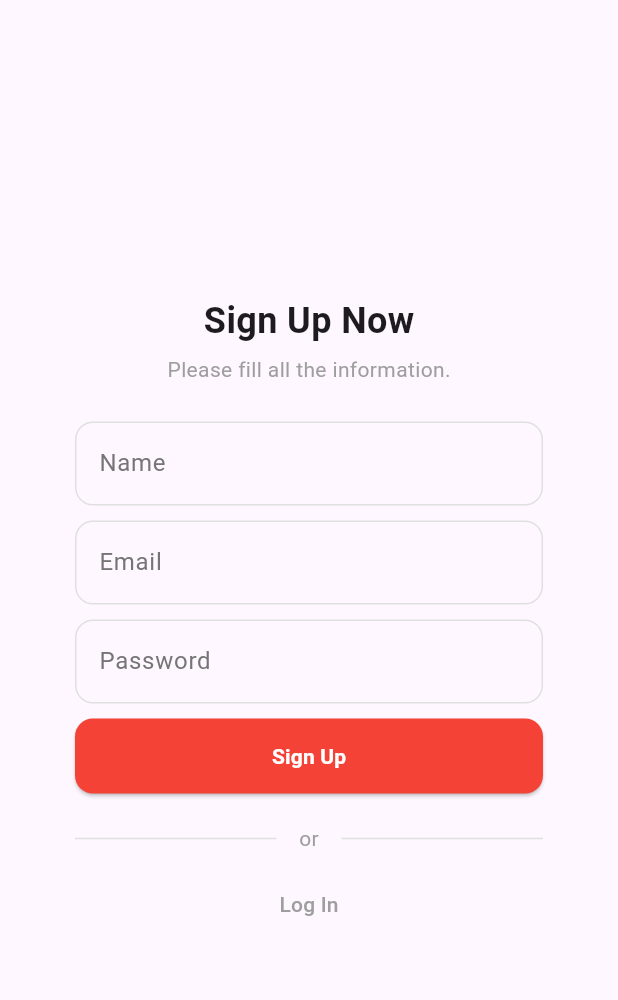
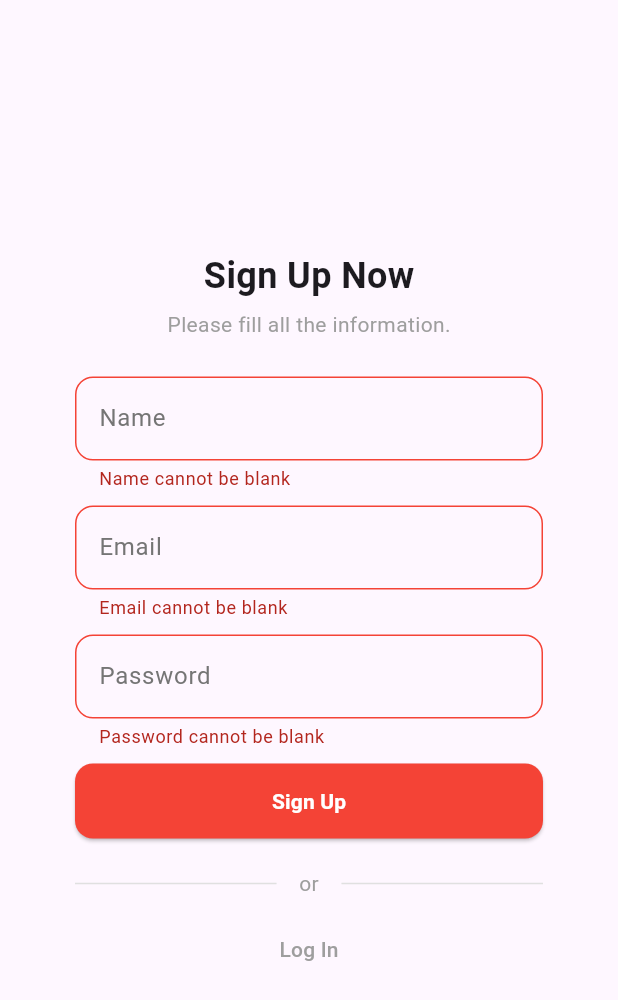
Before and after one commit to VitorFranciscoDev/daily-track-app, a Flutter app: the SignUpScreen screen opened directly, after a tap on "Sign Up", on a phone screen of 412 x 824 dp. Shown: the top 1000 px of the screen. Run offline on Flutter 3.47's test engine with Material 3 defaults, Android fonts, the phone set to English and light mode, and no system bars; our stand-ins replace sqflite; accounts and stored records are empty.

Commit message:
feature(): login and signup screens done

```diff
--- a/lib/infrastructure/presentation/auth/auth_state.dart
+++ b/lib/infrastructure/presentation/auth/auth_state.dart
@@ -18,6 +18,68 @@ class AuthProvider with ChangeNotifier {
   bool _isLoading = false;
   bool get isLoading => _isLoading;
 
+  String? _errorName;
+  String? _errorEmail;
+  String? _errorPassword;
+
+  String? get errorName => _errorName;
+  String? get errorEmail => _errorEmail;
+  String? get errorPassword => _errorPassword;
+
+  bool validateSignUpFields(String name, String email, String password) {
+    name.isEmpty ? _errorName = "Name cannot be blank" : _errorName = null;
+
+    if(email.isEmpty) {
+      _errorEmail = "Email cannot be blank";
+    } else if(RegExp(r'^[\w-\.]+@([\w-]+\.)+[\w-]{2,4}$').hasMatch(email)) {
+      _errorEmail = "Email format invalid";
+    } else {
+      _errorEmail = null;
+    }
+
+    if(password.isEmpty) {
+      _errorPassword = "Password cannot be blank";
+    } else if(password.length < 8) {
+      _errorPassword = "Password needs to have, at least, 8 characters";
+    } else {
+      _errorPassword = null;
+    }
+
+    notifyListeners();
+
+    return _errorName == null && _errorEmail == null && _errorPassword == null;
+  }
+
+  bool validateLoginFields(String email, String password) {
+    if(email.isEmpty) {
+      _errorEmail = "Email cannot be blank";
+    } else if(RegExp(r'^[\w-\.]+@([\w-]+\.)+[\w-]{2,4}$').hasMatch(email)) {
+      _errorEmail = "Email format invalid";
+    } else {
+      _errorEmail = null;
+    }
+
+    if(password.isEmpty) {
+      _errorPassword = "Password cannot be blank";
+    } else if(password.length < 8) {
+      _errorPassword = "Password needs to have, at least, 8 characters";
+    } else {
+      _errorPassword = null;
+    }
+
+    notifyListeners();
+
+    return _errorEmail == null && _errorPassword == null;
+  }
+
+  void clearErrors() {
+    _errorName = null;
+    _errorEmail = null;
+    _errorPassword = null;
+
+    notifyListeners();
+  }
+
   Future<User?> login(String email, String password) async {
     return await _useCases.login(email, password);
   }
--- a/lib/infrastructure/presentation/auth/components/text_field.dart
+++ b/lib/infrastructure/presentation/auth/components/text_field.dart
@@ -1,11 +1,10 @@
 import 'package:flutter/material.dart';
 
 class TextFieldComponent extends StatefulWidget {
-  const TextFieldComponent({ super.key, required this.controller, required this.label, required this.error, required this.function });
+  const TextFieldComponent({ super.key, required this.controller, required this.label, required this.error });
   final TextEditingController controller;
   final String label;
   final String? error;
-  final VoidCallback function;
 
   @override
   State<TextFieldComponent> createState() => _TextFieldComponentState();
@@ -16,7 +15,6 @@ class _TextFieldComponentState extends State<TextFieldComponent> {
   Widget build(BuildContext context) {
     return TextField(
       controller: widget.controller,
-      onChanged: (value) => widget.function(),
       decoration: InputDecoration(
         labelText: widget.label,
         labelStyle: TextStyle(color: Colors.grey[600]),
--- a/lib/infrastructure/presentation/auth/signup_screen.dart
+++ b/lib/infrastructure/presentation/auth/signup_screen.dart
@@ -1,3 +1,5 @@
+import 'package:daily_track/domain/entities/user.dart';
+import 'package:daily_track/infrastructure/presentation/auth/auth_state.dart';
 import 'package:daily_track/infrastructure/presentation/auth/components/button.dart';
 import 'package:daily_track/infrastructure/presentation/auth/components/divider.dart';
 import 'package:daily_track/infrastructure/presentation/auth/components/subtitle.dart';
@@ -6,6 +8,8 @@ import 'package:daily_track/infrastructure/presentation/auth/components/text_fie
 import 'package:daily_track/infrastructure/presentation/auth/components/title.dart';
 import 'package:daily_track/infrastructure/presentation/auth/login_screen.dart';
 import 'package:flutter/material.dart';
+import 'package:provider/provider.dart';
+import 'package:uuid/uuid.dart';
 
 class SignUpScreen extends StatefulWidget {
   const SignUpScreen({super.key});
@@ -20,53 +24,38 @@ class _SignUpScreenState extends State<SignUpScreen> {
   final _controllerEmail = TextEditingController();
   final _controllerPassword = TextEditingController();
 
-  // Errors
-  String? _errorName;
-  String? _errorEmail;
-  String? _errorPassword;
-
-  // Name Validation
-  void _validateName() => _controllerName.text.isEmpty
-    ? setState(() {
-      _errorName = "Name cannot be blank";
-    }) : _errorName = null;
-
-  // Email Validation
-  void _validateEmail() {
+  // Navigate to Login
+  void _navigateToLogin(bool replacement) {
+    replacement
+      ? Navigator.pushReplacement(context, MaterialPageRoute(builder: (context) => LoginScreen()))
+      : Navigator.push(context, MaterialPageRoute(builder: (context) => LoginScreen()));
+    replacement ? null : context.read<AuthProvider>().clearErrors();
     setState(() {
-      if(_controllerEmail.text.isEmpty) {
-        _errorEmail = "Email cannot be blank";
-      }
-
-      if(RegExp(r'^[\w-\.]+@([\w-]+\.)+[\w-]{2,4}$').hasMatch(_controllerEmail.text)) {
-        _errorEmail = "Email format invalid";
-      }
-
-      _errorEmail = null;
-    });
-  }
-
-  // Password Validation
-  void _validatePassword() {
-    setState(() {
-      if(_controllerPassword.text.isEmpty) {
-        _errorPassword = "Password cannot be blank";
-      }
-
-      if(_controllerPassword.text.length < 8) {
-        _errorPassword = "Password needs to have, at least, 8 characters";
-      }
-
-      _errorPassword = null;
+      _controllerName.clear();
+      _controllerEmail.clear();
+      _controllerPassword.clear();
     });
   }
 
   Future<void> _signUp() async {
+    final provider = context.read<AuthProvider>();
 
+    final isValid = provider.validateSignUpFields(_controllerName.text, _controllerEmail.text, _controllerPassword.text);
+
+    if(!isValid) return;
+
+    final uuid = Uuid().v4();
+
+    final user = User(uuid: uuid, name: _controllerName.text, email: _controllerEmail.text, password: _controllerPassword.text);
+
+    await provider.addUser(user);
+    _navigateToLogin(true);
   }
 
   @override
   Widget build(BuildContext context) {
+    final provider = context.watch<AuthProvider>();
+
     return Scaffold(
       body: Padding(
         padding: const EdgeInsets.symmetric(horizontal: 50),
@@ -84,17 +73,17 @@ class _SignUpScreenState extends State<SignUpScreen> {
             const SizedBox(height: 25),
 
             // Name Text Field
-            TextFieldComponent(controller: _controllerName, label: "Name", error: _errorName, function: () => _validateName()),
+            TextFieldComponent(controller: _controllerName, label: "Name", error: provider.errorName),
 
             const SizedBox(height: 10),
 
             // Email Text Field
-            TextFieldComponent(controller: _controllerEmail, label: "Email", error: _errorEmail, function: () => _validateEmail()),
+            TextFieldComponent(controller: _controllerEmail, label: "Email", error: provider.errorEmail),
 
             const SizedBox(height: 10),
 
             // Password Text Field
-            TextFieldComponent(controller: _controllerPassword, label: "Password", error: _errorPassword, function: () => _validatePassword()),
+            TextFieldComponent(controller: _controllerPassword, label: "Password", error: provider.errorPassword),
 
             const SizedBox(height: 10),
 
@@ -109,7 +98,7 @@ class _SignUpScreenState extends State<SignUpScreen> {
             const SizedBox(height: 10),
 
             // Navigate to Login Button
-            TextButtonComponent(message: "Log In", function: () => Navigator.push(context, MaterialPageRoute(builder: (context) => LoginScreen()))),
+            TextButtonComponent(message: "Log In", function: () => _navigateToLogin(false)),
           ],
         ),
       ),
```
Also changed, not shown: lib/infrastructure/presentation/auth/login_screen.dart (+24 -67 lines).
